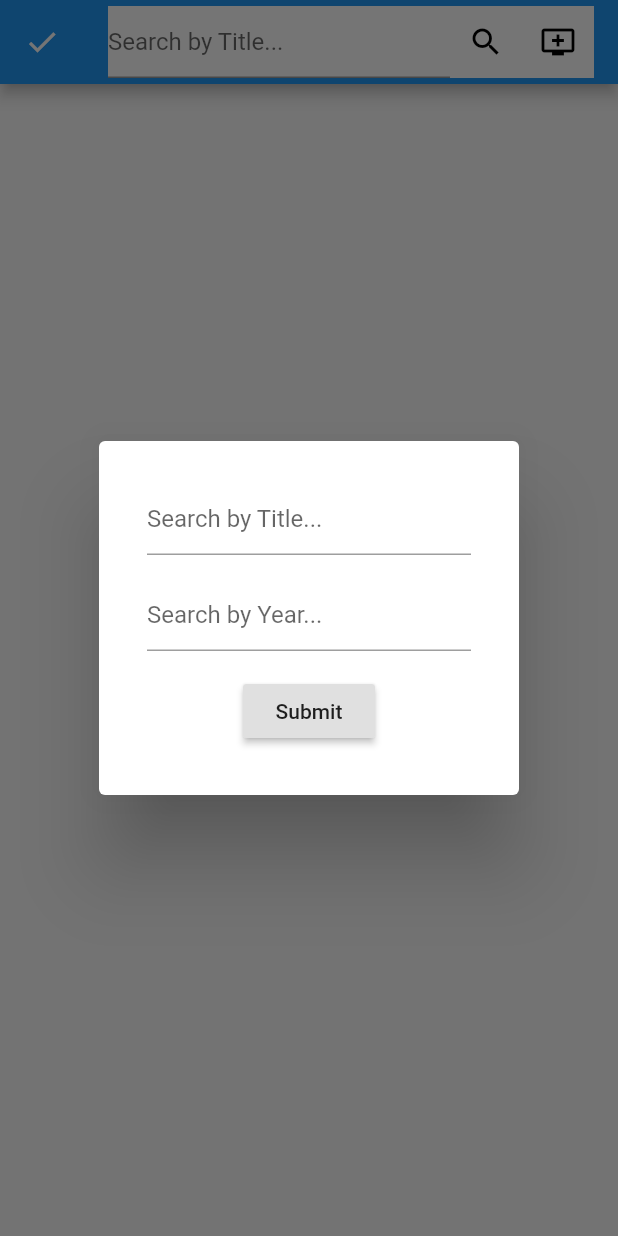
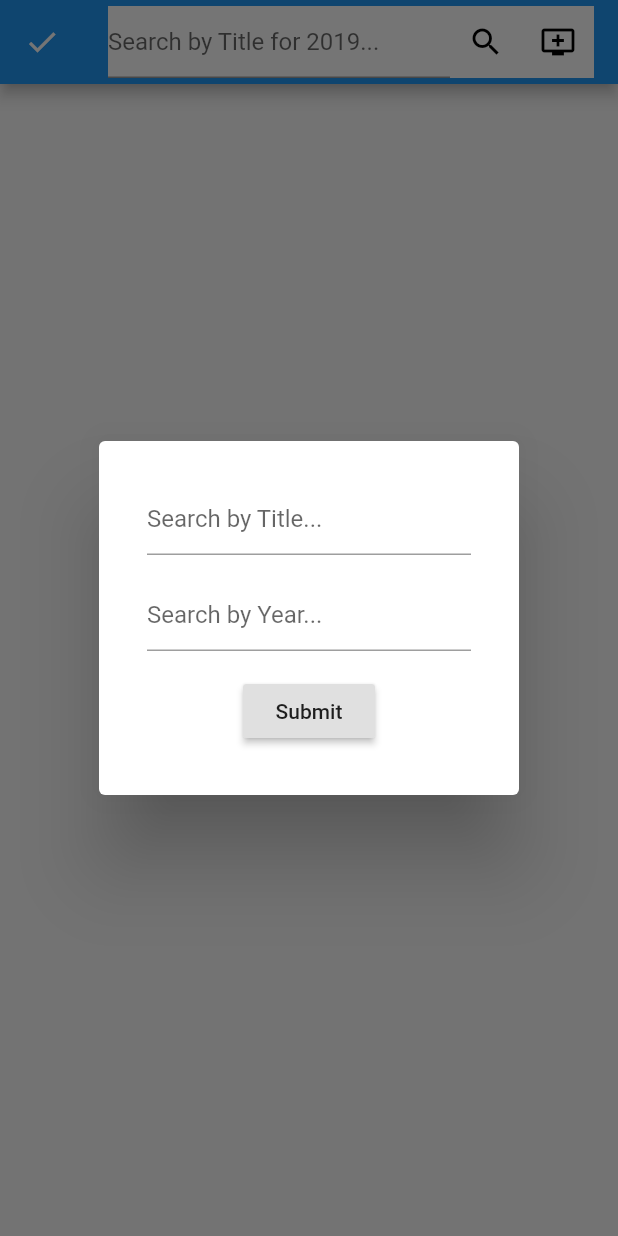
Before and after one commit to ggrangga/demo_app, a Flutter app: the screen it shows after launch, after a tap on the "menu" icon, after a tap on the "add to queue" icon, on a phone screen of 412 x 824 dp. Run offline on Flutter 3.47's test engine with Material 2 defaults, Android fonts, the phone set to English and light mode, and no system bars; network calls fail.

Commit message:
save first,

```diff
--- a/lib/src/app.dart
+++ b/lib/src/app.dart
@@ -16,13 +16,32 @@ class AppState extends State<App> {
   List<ImageModel> images = [];
   bool typing = false;
 
-  void fetchImageSearch(String str) async{
-    var response = await get(url+str);
-    List<ImageModel> myModels = (json.decode(response.body)['Search'] as List).map((i) => ImageModel.fromJson(i)).toList();
-
+  void fetchImageSearch(String str) async {
+    str = Uri.parse(url+str).toString();
+    //str = str.toString().replaceAll('\'', "%27");
+    //print("url =>"+str);
+    //str = str.toString().replaceAll(" ", "%20");
+    print("url =>" + str);
+    var response = await get(str);
+    var rs = json.decode(response.body);
+    //print(rs['Search']);
+    if (rs['Response'] == "True") {
+      List<ImageModel> myModels = [];
+      if (rs['Search'] != null) {
+        //print("true");
+        myModels =
+            (rs['Search'] as List).map((i) => ImageModel.fromJson(i)).toList();
+      } else {
+        //print("false");
+        myModels[0] = ImageModel.fromJson(rs);
+      }
+      print("myModels => " + myModels.length.toString());
+      if (mounted) {
         setState(() {
           images = myModels;
         });
+      }
+    }
   }
 
   void initState() {
@@ -31,18 +50,22 @@ class AppState extends State<App> {
   }
 
   Widget build(context) {
-    return  MaterialApp(
+    return MaterialApp(
       home: Scaffold(
         body: ImageList(images),
-        /*floatingActionButton: FloatingActionButton(
-          child: Icon(Icons.add),
-          onPressed: fetchImageSearch,
-        ),*/
         appBar: AppBar(
           centerTitle: true,
-          title: typing ? SearchBox() : Text('omdbapi.com'),
+          title: typing
+              ? SearchBox(
+                  onSearchTappedCallback: (String movieName) {
+                    fetchImageSearch(movieName);
+                  },
+                )
+              : Text('omdbapi.com'),
           leading: IconButton(
-            icon: Icon(typing ? Icons.done : Icons.menu,),
+            icon: Icon(
+              typing ? Icons.done : Icons.menu,
+            ),
             onPressed: () {
               setState(() {
                 typing = !typing;
@@ -54,10 +77,20 @@ class AppState extends State<App> {
     );
   }
 }
+
+typedef OnSearchTappedCallback = Function(String);
+
 class SearchBox extends StatelessWidget {
-  TextEditingController searchOnlyByTitleController = new TextEditingController();
-  TextEditingController searchByTitleController = new TextEditingController();
-  TextEditingController searchByYearController = new TextEditingController();
+  final OnSearchTappedCallback onSearchTappedCallback;
+  final TextEditingController searchOnlyByTitleController =
+      new TextEditingController();
+  final TextEditingController searchByTitleController =
+      new TextEditingController();
+  final TextEditingController searchByYearController =
+      new TextEditingController();
+
+  SearchBox({this.onSearchTappedCallback});
+
   @override
   Widget build(BuildContext context) {
     return Container(
@@ -69,7 +102,7 @@ class SearchBox extends StatelessWidget {
             child: TextField(
               controller: searchOnlyByTitleController,
               decoration: InputDecoration(
-                hintText: "Search by Title...",
+                hintText: "Search by Title for 2019...",
               ),
             ),
           ),
@@ -80,10 +113,9 @@ class SearchBox extends StatelessWidget {
             ),
             onPressed: () {
               String str = searchOnlyByTitleController.text;
-              if(str.length > 0){
-                //fetchImageSearch("&s=$str");
+              if (str.length > 0) {
+                onSearchTappedCallback("&s=$str&y=2019");
                 searchOnlyByTitleController.text = "";
-                print("Search on front! &s=$str");
               }
             },
           ),
@@ -124,21 +156,23 @@ class SearchBox extends StatelessWidget {
                               child: RaisedButton(
                                 child: Text("Submit"),
                                 onPressed: () {
-                                String strTitle = searchByTitleController.text;
+                                  String strTitle =
+                                      searchByTitleController.text;
                                   String strYear = searchByYearController.text;
                                   String r = "";
-                                if(strTitle.length > 0){
+                                  if (strTitle.length > 0) {
                                     r += "&s=$strTitle";
                                     searchByTitleController.text = "";
                                   }
-                                if(strYear.length > 0){
-                                  r += "&s=$strYear";
+                                  if (strYear.length > 0) {
+                                    r += "&y=$strYear";
                                     searchByYearController.text = "";
                                   }
 
-                                //fetchImageSearch(r);
-                                print("Search on front! $r");
+                                  if (r.length > 0) {
+                                    onSearchTappedCallback(r);
                                     Navigator.pop(context);
+                                  }
                                 },
                               ),
                             )
--- a/lib/src/widget/image_list.dart
+++ b/lib/src/widget/image_list.dart
@@ -9,7 +9,7 @@ class ImageList extends StatelessWidget {
     return ListView.builder(
       itemCount: images.length,
       itemBuilder: (context, int index){
-        if(images != null && images.length > 0){
+        if(images[index].poster != null && images[index].poster.length > 3){
           return Container(
             decoration: BoxDecoration(
               border: Border.all(color: Colors.grey),
```
Lines whose indentation alone changed are shown as unchanged.
